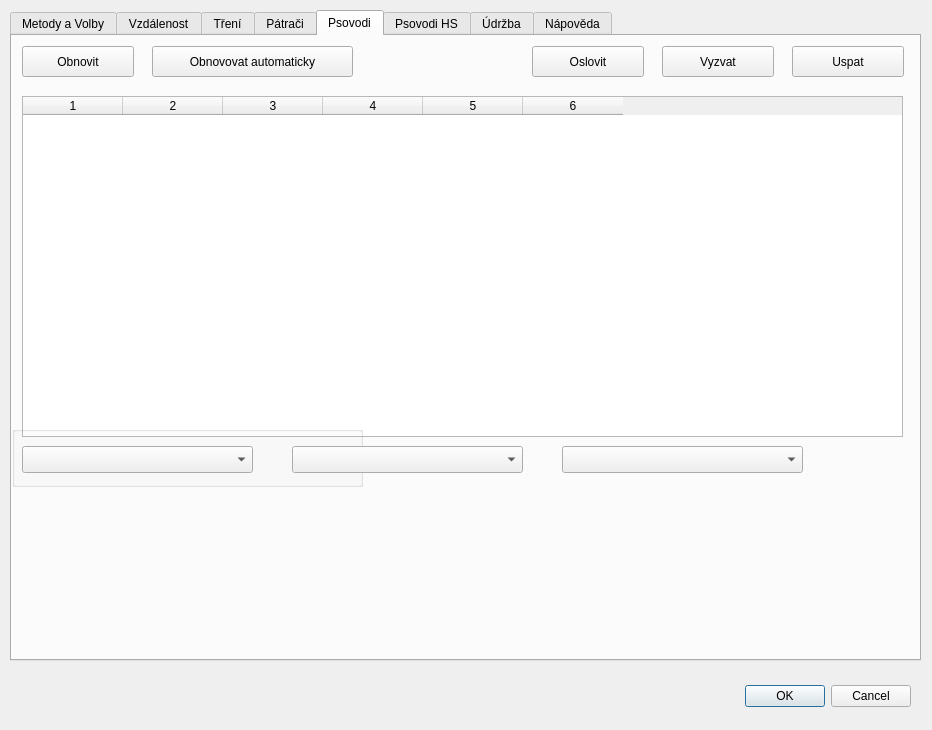
ruz76/qgis_patrac_3, file ui/settings.ui: the form before one commit.
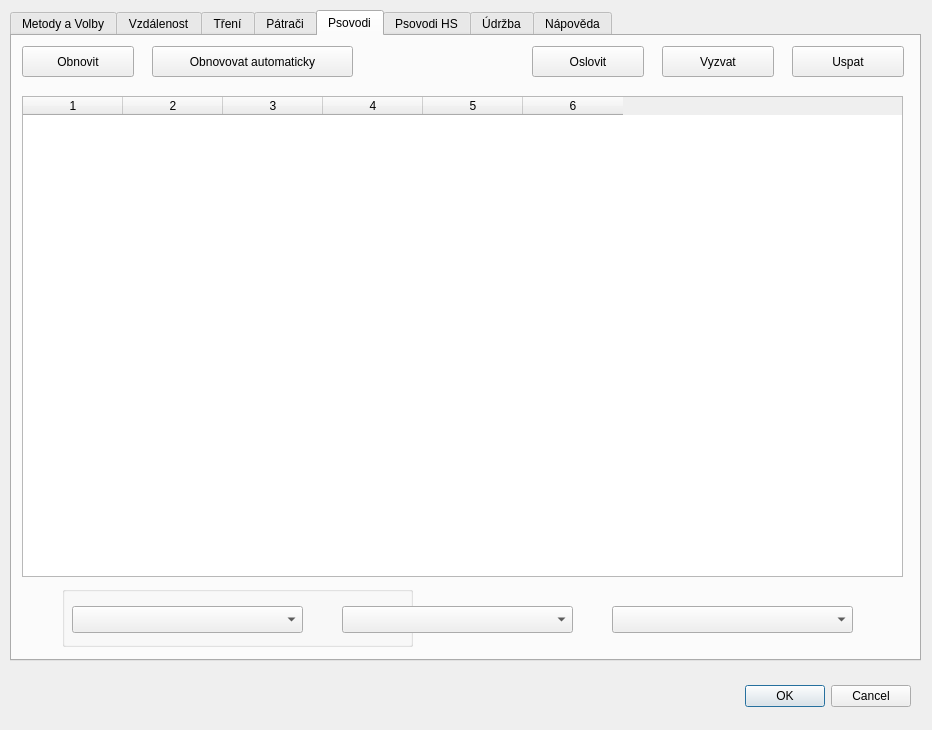
The form after the commit. The open tabs and pages were chosen to show the change.

Commit message: Moved settings from plugin to profile. Added saving styles.

What changed in the file:
```diff
--- a/ui/settings.ui
+++ b/ui/settings.ui
@@ -612,7 +612,7 @@
        <x>10</x>
        <y>60</y>
        <width>881</width>
-       <height>341</height>
+       <height>481</height>
       </rect>
      </property>
      <property name="columnCount">
@@ -641,8 +641,8 @@
     <widget class="QGroupBox" name="groupBox">
      <property name="geometry">
       <rect>
-       <x>0</x>
-       <y>390</y>
+       <x>50</x>
+       <y>550</y>
        <width>351</width>
        <height>61</height>
       </rect>
@@ -716,8 +716,8 @@
     <widget class="QComboBox" name="comboBoxArea">
      <property name="geometry">
       <rect>
-       <x>550</x>
-       <y>410</y>
+       <x>600</x>
+       <y>570</y>
        <width>241</width>
        <height>27</height>
       </rect>
@@ -726,8 +726,8 @@
     <widget class="QComboBox" name="comboBoxTime">
      <property name="geometry">
       <rect>
-       <x>280</x>
-       <y>410</y>
+       <x>330</x>
+       <y>570</y>
        <width>231</width>
        <height>27</height>
       </rect>
```
Left out of the diff: 41 changed lines with no effect on the pictures. The commit also changes 10 other files.
